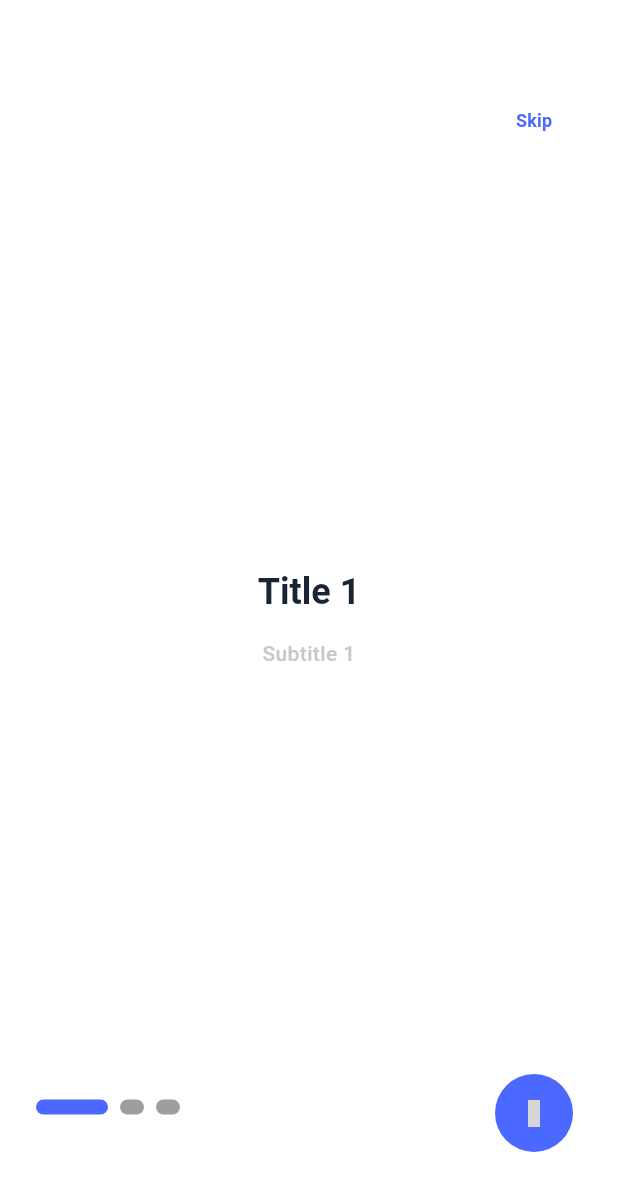
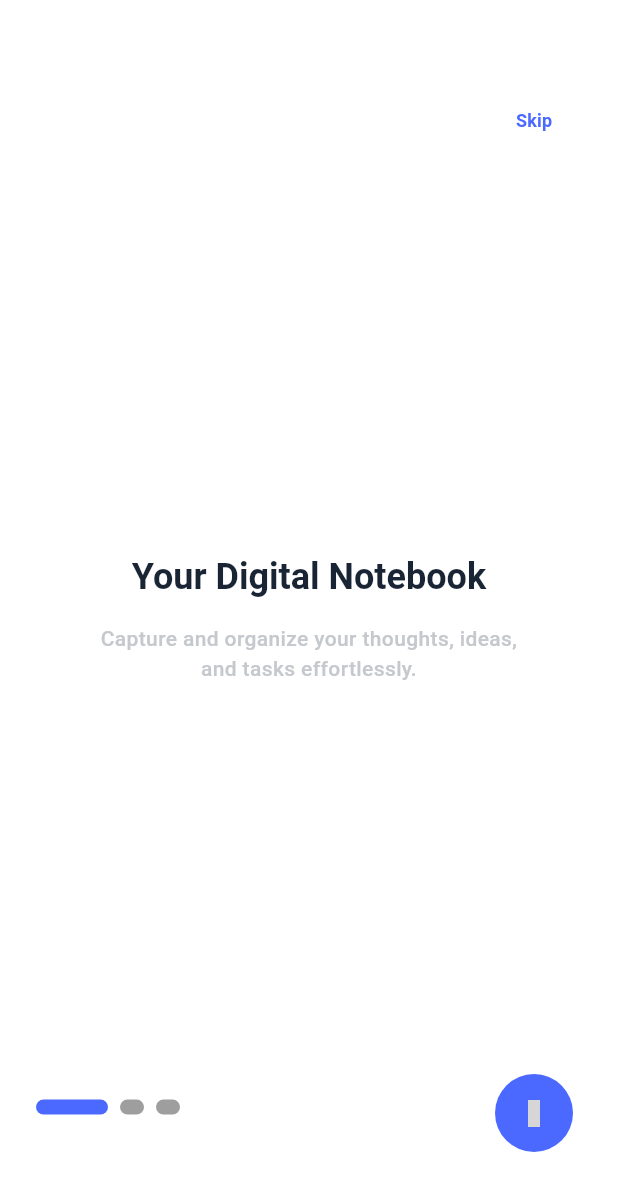
Before and after one commit to fhfaisal/simple-note-app, a Flutter app: the screen it shows after launch, on a phone screen of 412 x 824 dp. Shown: the top 1191 px of the screen. Run offline on Flutter 3.47's test engine with Material 3 defaults, Android fonts, the phone set to English and light mode, and no system bars; drawn by our look-alikes of smooth_page_indicator; our stand-ins replace cloud_firestore, firebase_auth, firebase_core, get, get_storage, iconsax; accounts and stored records are empty; Roboto replaces fonts that are missing (Poppins); grey boxes are pictures that could not be loaded.

Commit message:
Update some UI

```diff
--- a/lib/app/modules/splash/views/splash_view.dart
+++ b/lib/app/modules/splash/views/splash_view.dart
@@ -20,9 +20,9 @@ class SplashView extends GetView<SplashController> {
               controller: controller.pageController,
               onPageChanged: (value) => controller.updatePageIndicator(value),
               children: const [
-                OnBoarding(title: "Title 1", subtitle: "Subtitle 1"),
-                OnBoarding(title: "Title 2", subtitle: "Subtitle 2"),
-                OnBoarding(title: "Title 3", subtitle: "Subtitle 3"),
+                OnBoarding(title: "Your Digital Notebook", subtitle: "Capture and organize your thoughts, ideas, and tasks effortlessly."),
+                OnBoarding(title: "Customize Your Notes", subtitle: "Add tags, set reminders, and personalize your notes to suit your style."),
+                OnBoarding(title: "Sync Across Devices", subtitle: "Access your notes from anywhere with our seamless cloud synchronization."),
               ],
             ),
             ///Skip Button
--- a/lib/app/routes/app_pages.dart
+++ b/lib/app/routes/app_pages.dart
@@ -2,6 +2,8 @@ import 'package:get/get.dart';
 
 import '../modules/addNote/bindings/add_note_binding.dart';
 import '../modules/addNote/views/add_note_view.dart';
+import '../modules/editNote/bindings/edit_note_binding.dart';
+import '../modules/editNote/views/edit_note_view.dart';
 import '../modules/home/bindings/home_binding.dart';
 import '../modules/home/views/home_view.dart';
 import '../modules/login/bindings/login_binding.dart';
@@ -44,5 +46,10 @@ class AppPages {
       page: () => const RegistrationView(),
       binding: RegistrationBinding(),
     ),
+    GetPage(
+      name: _Paths.EDIT_NOTE,
+      page: () => const EditNoteView(),
+      binding: EditNoteBinding(),
+    ),
   ];
 }
--- a/lib/app/routes/app_routes.dart
+++ b/lib/app/routes/app_routes.dart
@@ -8,6 +8,7 @@ abstract class Routes {
   static const LOGIN = _Paths.LOGIN;
   static const ADD_NOTE = _Paths.ADD_NOTE;
   static const REGISTRATION = _Paths.REGISTRATION;
+  static const EDIT_NOTE = _Paths.EDIT_NOTE;
 }
 
 abstract class _Paths {
@@ -17,4 +18,5 @@ abstract class _Paths {
   static const LOGIN = '/login';
   static const ADD_NOTE = '/add-note';
   static const REGISTRATION = '/registration';
+  static const EDIT_NOTE = '/edit-note';
 }
```
Also changed, not shown: lib/app/data/note_repository.dart (+15 -0 lines), lib/app/modules/editNote/bindings/edit_note_binding.dart (added, +12 -0 lines), lib/app/modules/editNote/controllers/edit_note_controller.dart (added, +23 -0 lines), lib/app/modules/editNote/views/edit_note_view.dart (added, +24 -0 lines), 1 other file.
